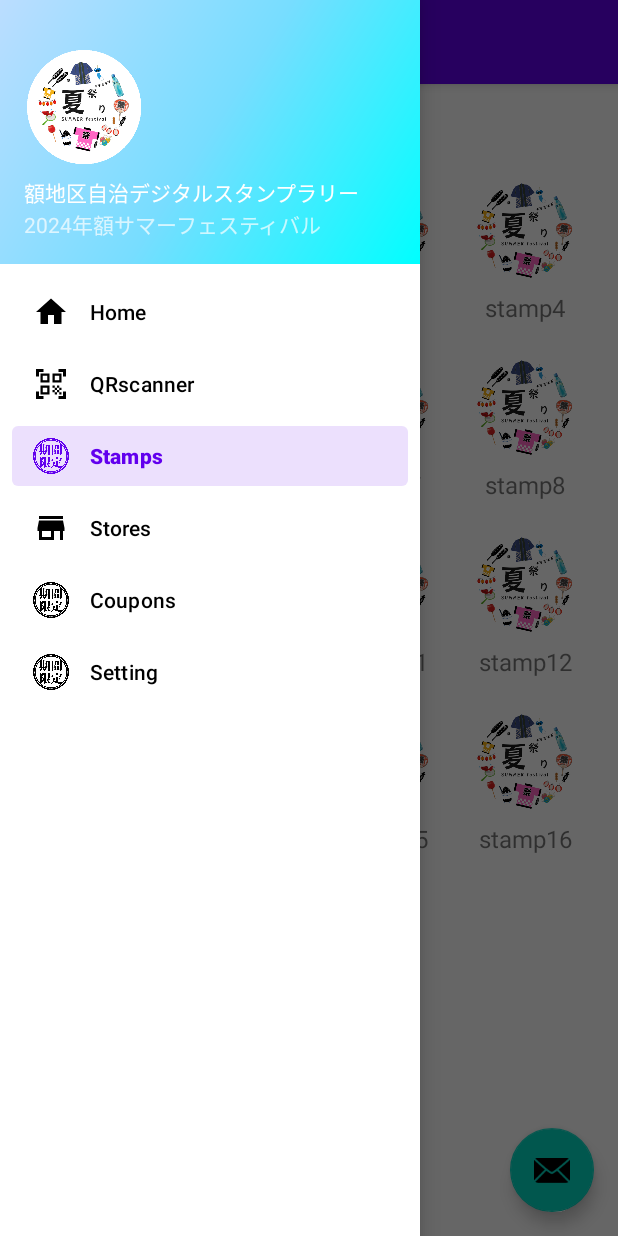
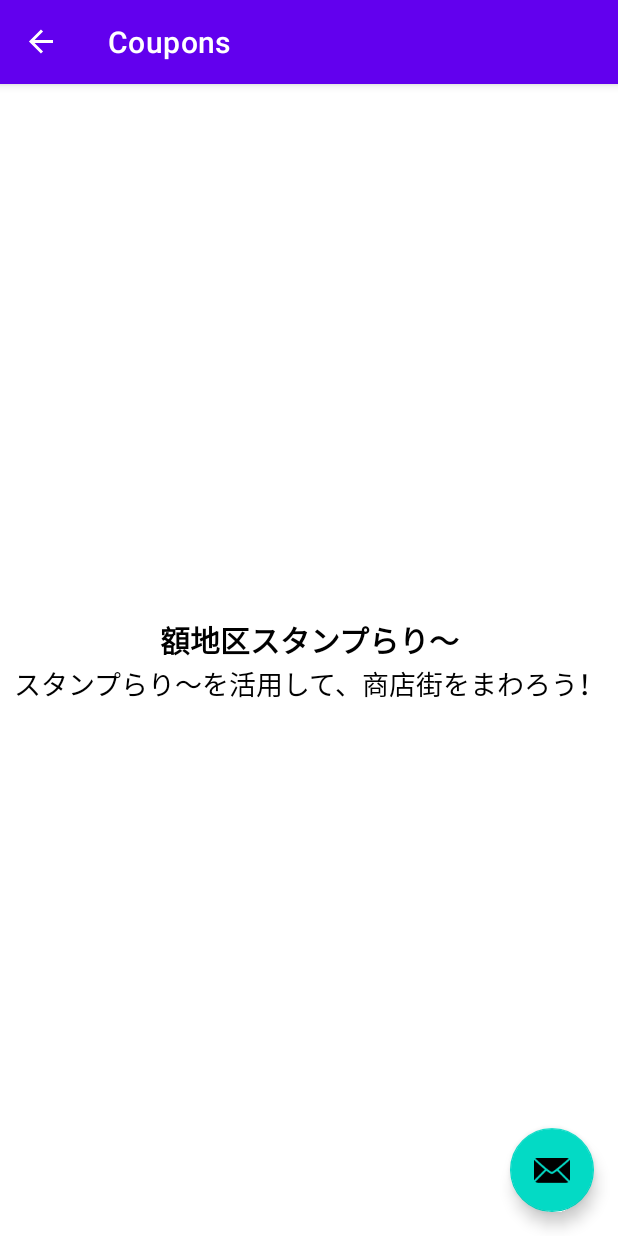
Before and after one commit to s-taku0502/nuka2024_try, an Android app: the screen it shows after launch (MainActivity), in the side drawer, after a tap on "Coupons", on a phone screen of 412 x 824 dp. Run offline under Robolectric (Android 15) with nearby library versions, the phone set to English and light mode, and no system bars; our stand-ins replace navigation-ui; 1 statement that could not run was skipped.

Commit message:
画面変更についてきたもの

```diff
--- a/app/build.gradle.kts
+++ b/app/build.gradle.kts
@@ -53,4 +53,5 @@ dependencies {
     androidTestImplementation(libs.androidx.junit)
     androidTestImplementation(libs.androidx.espresso.core)
     implementation("com.journeyapps:zxing-android-embedded:4.1.0")
+    implementation("com.google.android.flexbox:flexbox:3.0.0")
 }
--- a/app/src/main/res/layout/nav_header_main.xml
+++ b/app/src/main/res/layout/nav_header_main.xml
@@ -2,7 +2,7 @@
 <LinearLayout xmlns:android="http://schemas.android.com/apk/res/android"
     xmlns:app="http://schemas.android.com/apk/res-auto"
     android:layout_width="match_parent"
-    android:layout_height="@dimen/nav_header_height"
+    android:layout_height="150dp"
     android:background="@drawable/side_nav_bar"
     android:gravity="bottom"
     android:orientation="vertical"
--- a/app/src/main/res/navigation/mobile_navigation.xml
+++ b/app/src/main/res/navigation/mobile_navigation.xml
@@ -12,18 +12,6 @@
         tools:layout="@layout/fragment_home" />
 
     <fragment
-        android:id="@+id/nav_gallery"
-        android:name="com.example.nuka2024_try.ui.gallery.GalleryFragment"
-        android:label="@string/menu_gallery"
-        tools:layout="@layout/fragment_gallery" />
-
-    <fragment
-        android:id="@+id/nav_slideshow"
-        android:name="com.example.nuka2024_try.ui.slideshow.SlideshowFragment"
-        android:label="@string/menu_slideshow"
-        tools:layout="@layout/fragment_slideshow" />
-
-    <fragment
         android:id="@+id/nav_stamps"
         android:name="com.example.nuka2024_try.ui.stamps.StampsFragment"
         android:label="Stamps"
@@ -36,10 +24,16 @@
         tools:layout="@layout/activity_qrscanner" />
 
     <fragment
-        android:id="@+id/nav_setting"
-        android:name="com.example.nuka2024_try.ui.qr_scanner.ScannersFragment"
-        android:label="Setting"
-        tools:layout="@layout/activity_setting" />
+        android:id="@+id/nav_coupons"
+        android:name="com.example.nuka2024_try.ui.coupons.CouponsFragment"
+        android:label="Coupons"
+        tools:layout="@layout/fragment_coupons" />
+
+    <fragment
+        android:id="@+id/nav_stores"
+        android:name="com.example.nuka2024_try.ui.stores.StoresFragment"
+        android:label="Stores"
+        tools:layout="@layout/fragment_stores" />
 
     <fragment
         android:id="@+id/nav_Email"
@@ -47,4 +41,24 @@
         android:label="Setting"
         tools:layout="@layout/activity_mailsetting" />
 
+    <fragment
+        android:id="@+id/nav_setting"
+        android:name="com.example.nuka2024_try.ui.qr_scanner.ScannersFragment"
+        android:label="Setting"
+        tools:layout="@layout/activity_setting" />
+
+
 </navigation>
+
+    <!--
+        <fragment
+            android:id="@+id/nav_gallery"
+            android:name="com.example.nuka2024_try.ui.gallery.GalleryFragment"
+            android:label="@string/menu_gallery"
+            tools:layout="@layout/fragment_gallery" />
+
+        <fragment
+            android:id="@+id/nav_slideshow"
+            android:name="com.example.nuka2024_try.ui.slideshow.SlideshowFragment"
+            android:label="@string/menu_slideshow"
+            tools:layout="@layout/fragment_slideshow" /> -->
```
